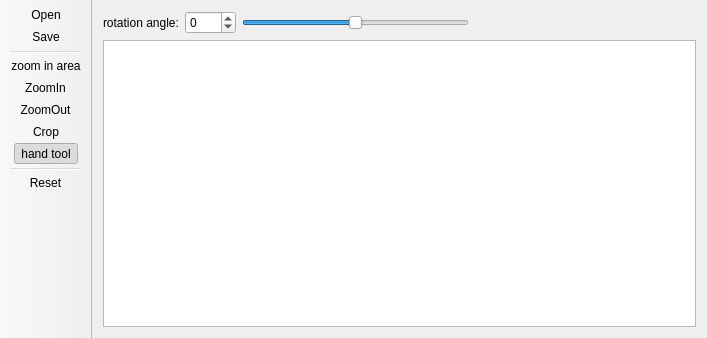
First picture: the form in ImageViewer/mainwindow.ui, repository HazemSamir/QImageViewer, before the edit.
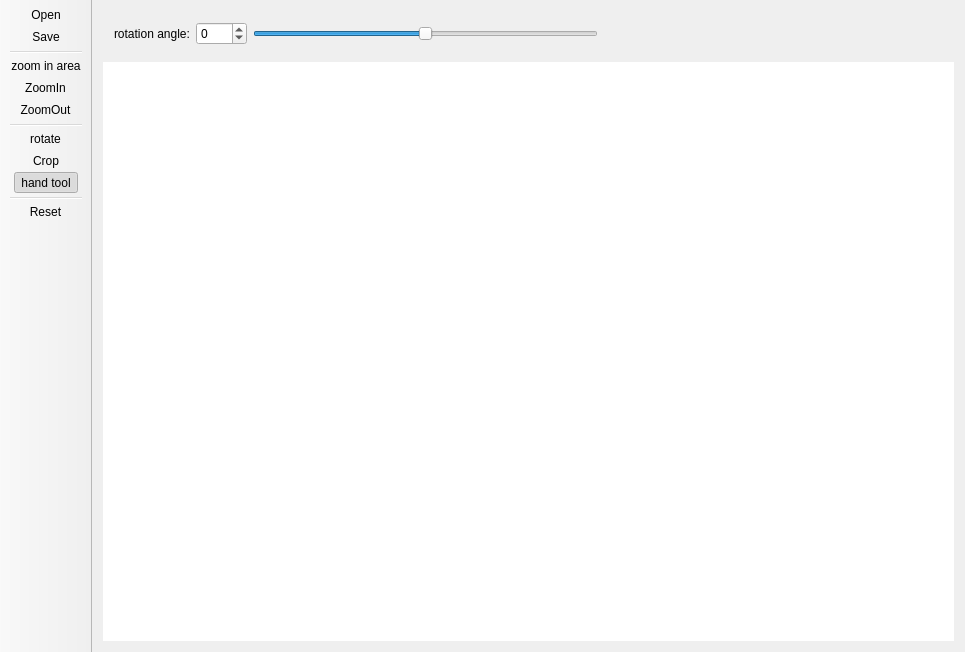
Second picture: the form after the edit. Icons and pictures are not drawn.

Commit message: add rotate action

```diff
--- a/ImageViewer/mainwindow.ui
+++ b/ImageViewer/mainwindow.ui
@@ -6,8 +6,8 @@
    <rect>
     <x>0</x>
     <y>0</y>
-    <width>707</width>
-    <height>338</height>
+    <width>965</width>
+    <height>652</height>
    </rect>
   </property>
   <property name="windowTitle">
@@ -25,6 +25,7 @@
     <item>
      <layout class="QVBoxLayout" name="verticalLayout">
       <item>
+       <widget class="QWidget" name="rotationWidget" native="true">
        <layout class="QHBoxLayout" name="horizontalLayout">
         <item>
          <widget class="QLabel" name="label">
@@ -70,6 +71,7 @@
          </spacer>
         </item>
        </layout>
+       </widget>
       </item>
       <item>
        <widget class="QGraphicsView" name="graphicsView">
@@ -77,7 +79,16 @@
          <cursorShape>OpenHandCursor</cursorShape>
         </property>
         <property name="autoFillBackground">
-         <bool>true</bool>
+         <bool>false</bool>
+        </property>
+        <property name="frameShape">
+         <enum>QFrame::NoFrame</enum>
+        </property>
+        <property name="frameShadow">
+         <enum>QFrame::Plain</enum>
+        </property>
+        <property name="lineWidth">
+         <number>0</number>
         </property>
         <property name="backgroundBrush">
          <brush brushstyle="NoBrush">
@@ -116,6 +127,8 @@
    <addaction name="actionZoomInArea"/>
    <addaction name="actionZoomIn"/>
    <addaction name="actionZoomOut"/>
+   <addaction name="separator"/>
+   <addaction name="actionRotate"/>
    <addaction name="actionCrop"/>
    <addaction name="actionHandTool"/>
    <addaction name="separator"/>
@@ -259,6 +272,21 @@
     <string>=</string>
    </property>
   </action>
+  <action name="actionRotate">
+   <property name="checkable">
+    <bool>true</bool>
+   </property>
+   <property name="icon">
+    <iconset resource="sources.qrc">
+     <normaloff>:/icons/icons/rotate.png</normaloff>:/icons/icons/rotate.png</iconset>
+   </property>
+   <property name="text">
+    <string>rotate</string>
+   </property>
+   <property name="toolTip">
+    <string>rotate image</string>
+   </property>
+  </action>
  </widget>
  <layoutdefault spacing="6" margin="11"/>
  <resources>
```
Left out of the diff: 5 changed lines with no effect on the pictures. Lines whose indentation alone changed are shown as unchanged. The commit also changes 5 other files.
